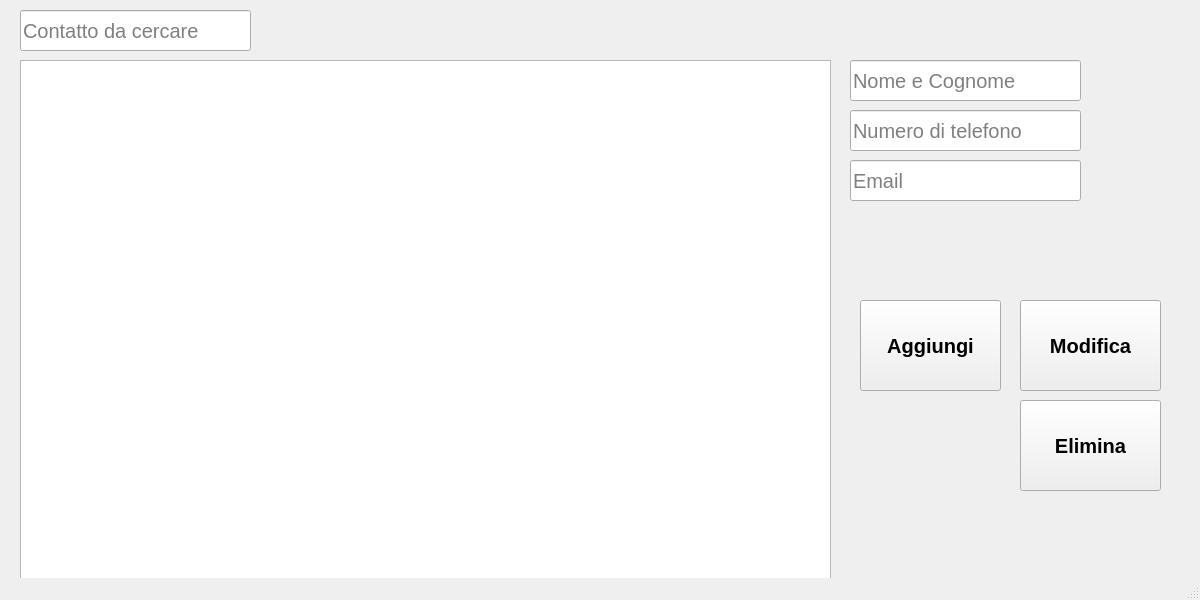
Old version of the form mainwindow.ui in the repository MattiaP7/Rubrica-GUI.
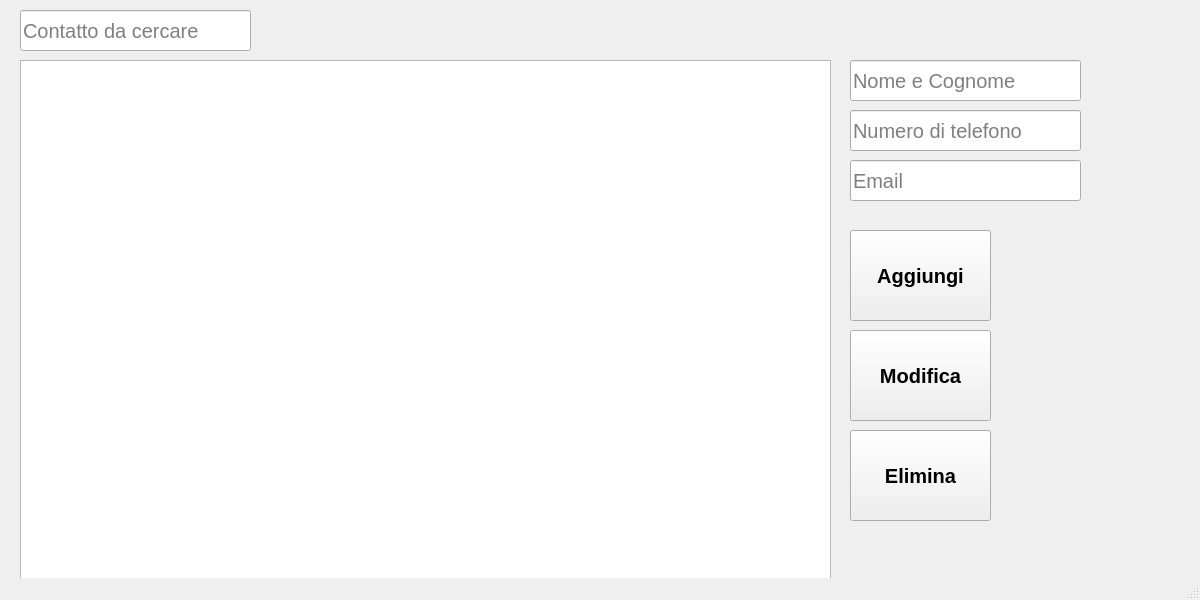
New version of the form.

Diff of the .ui file:
```diff
--- a/mainwindow.ui
+++ b/mainwindow.ui
@@ -29,8 +29,8 @@
    <widget class="QPushButton" name="btnAggiungi">
     <property name="geometry">
      <rect>
-      <x>860</x>
-      <y>300</y>
+      <x>850</x>
+      <y>230</y>
       <width>141</width>
       <height>91</height>
      </rect>
@@ -42,6 +42,9 @@
       <bold>true</bold>
      </font>
     </property>
+    <property name="styleSheet">
+     <string notr="true"/>
+    </property>
     <property name="text">
      <string>Aggiungi</string>
     </property>
@@ -52,8 +55,8 @@
    <widget class="QPushButton" name="btnElimina">
     <property name="geometry">
      <rect>
-      <x>1020</x>
-      <y>400</y>
+      <x>850</x>
+      <y>430</y>
       <width>141</width>
       <height>91</height>
      </rect>
@@ -64,6 +67,9 @@
       <bold>true</bold>
      </font>
     </property>
+    <property name="styleSheet">
+     <string notr="true"/>
+    </property>
     <property name="text">
      <string>Elimina</string>
     </property>
@@ -146,8 +152,8 @@
    <widget class="QPushButton" name="btnModifica">
     <property name="geometry">
      <rect>
-      <x>1020</x>
-      <y>300</y>
+      <x>850</x>
+      <y>330</y>
       <width>141</width>
       <height>91</height>
      </rect>
@@ -158,6 +164,9 @@
       <bold>true</bold>
      </font>
     </property>
+    <property name="styleSheet">
+     <string notr="true"/>
+    </property>
     <property name="text">
      <string>Modifica</string>
     </property>
```
Left out of the diff: 18 changed lines with no effect on the pictures.
